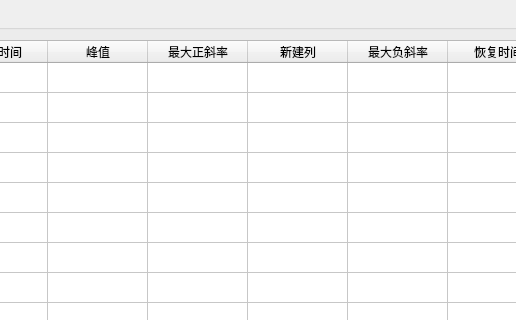
First picture: the form in analysisDialog/dialog.ui, repository HarekrishnaShah/ElectricNose, before the edit; both pictures show x 237 to 753 and y 0 to 320 of the 934 by 426 pixel window.
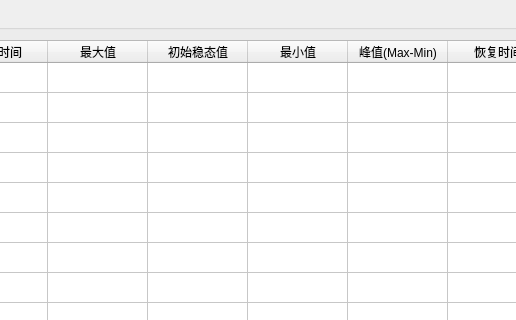
Second picture: the form after the edit.

Diff of the .ui file:
```diff
--- a/analysisDialog/dialog.ui
+++ b/analysisDialog/dialog.ui
@@ -124,22 +124,22 @@
     </column>
     <column>
      <property name="text">
-      <string>峰值</string>
+      <string>最大值</string>
      </property>
     </column>
     <column>
      <property name="text">
-      <string>最大正斜率</string>
+      <string>初始稳态值</string>
      </property>
     </column>
     <column>
      <property name="text">
-      <string>新建列</string>
+      <string>最小值</string>
      </property>
     </column>
     <column>
      <property name="text">
-      <string>最大负斜率</string>
+      <string>峰值(Max-Min)</string>
      </property>
     </column>
     <column>
```
